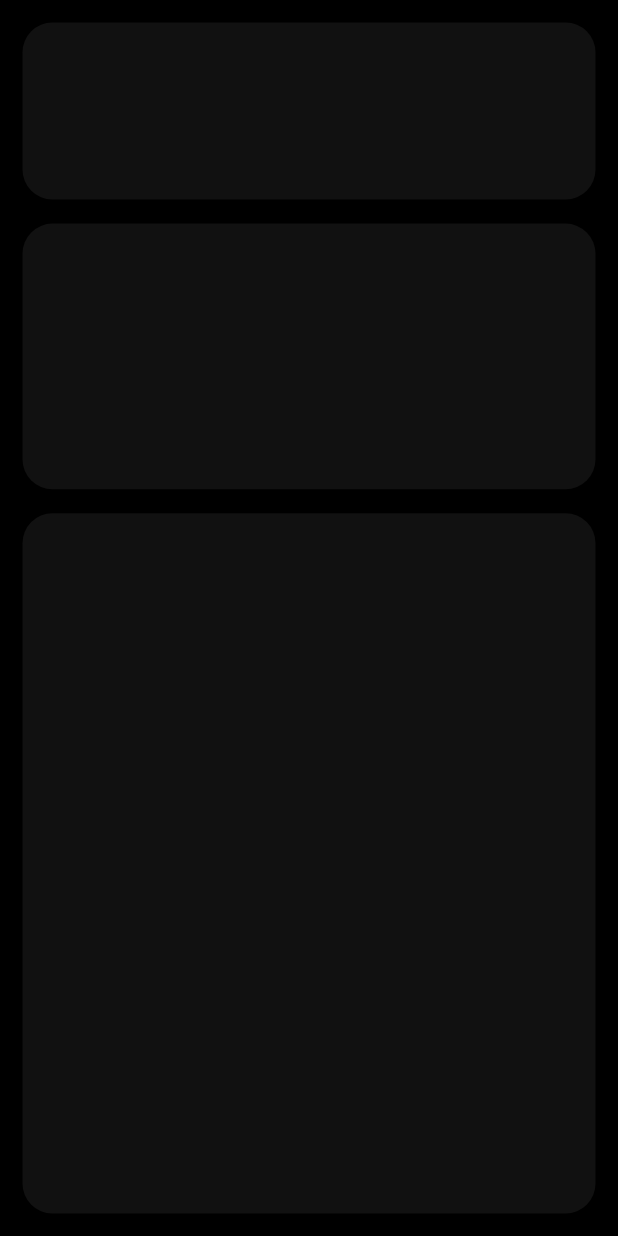
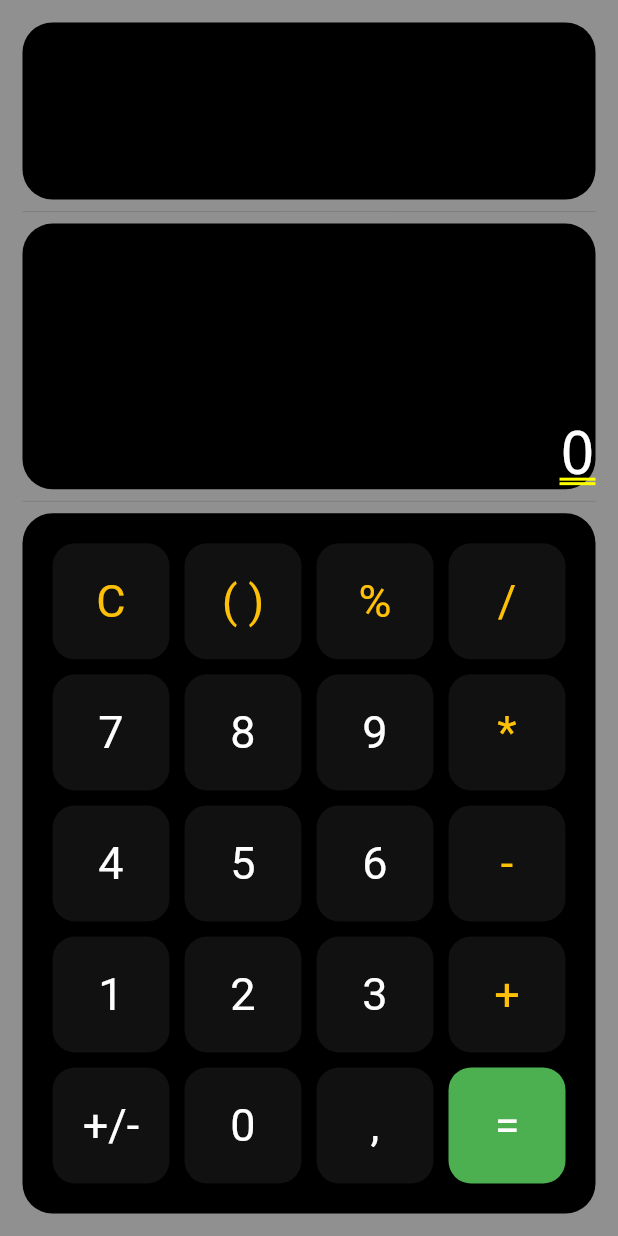
Before and after one commit to MedeirosWesley/calculator, a Flutter app: the screen it shows after launch, on a phone screen of 412 x 824 dp. Run offline on Flutter 3.47's test engine with Material 2 defaults, Android fonts, the phone set to English and light mode, and no system bars.

Commit message:
Implementação dos botões

```diff
--- a/lib/consts.dart
+++ b/lib/consts.dart
@@ -1 +1,8 @@
+import 'dart:ui';
+
+import 'package:flutter/material.dart';
+
 const double defaultPadding = 15;
+const Color shadowColor = Color(0xFFA7A9AF);
+const Color secundaryColor = Colors.black;
+final Color primaryColor = Colors.grey.shade900.withOpacity(.5);
--- a/lib/main.dart
+++ b/lib/main.dart
@@ -33,10 +33,69 @@ class HomePage extends StatefulWidget {
 }
 
 class HomePageState extends State<HomePage> {
+  int i = 0;
+  String mainDisplay = "0";
+  String minDisplay = "";
+  bool isdecimal = false;
+  String decimalnumber = "0.";
+  String currentNumber = "";
+  List<double> values = [];
+
+  display(String i) {
+    double? num = double.tryParse(i);
+    setState(() {
+      if (num != null) {
+        if (mainDisplay == "0") {
+          mainDisplay = i;
+        } else {
+          mainDisplay += i;
+          currentNumber += i;
+        }
+      }
+    });
+    //else {
+    //   mainDisplay += i;
+    //   switch (i) {
+    //     case "+":
+    //       sum(i);
+    //       break;
+    //     case "-":
+    //       minus(i);
+    //       break;
+    //     case "/":
+    //       divide(i);
+    //       break;
+    //     case "*":
+    //       multply(i);
+    //       break;
+    //     case "%":
+    //       percent(i);
+    //       break;
+    //     case "( )":
+    //       parentheses(i);
+    //       break;
+    //     case "C":
+    //       clean();
+    //       break;
+    //     case "+/-":
+    //       negative();
+    //       break;
+    //     case ",":
+    //       comma();
+    //       break;
+    //     case "=":
+    //       iqual();
+    //       break;
+    //     default:
+    //       break;
+    //   }
+    // }
+  }
+
   @override
   Widget build(BuildContext context) {
     return Container(
-      color: Colors.black,
+      color: primaryColor,
       padding: const EdgeInsets.all(defaultPadding),
       child: Column(
         children: [
@@ -47,31 +106,101 @@ class HomePageState extends State<HomePage> {
                 Expanded(
                     flex: 4,
                     child: Container(
+                      alignment: Alignment.bottomRight,
                       decoration: BoxDecoration(
-                          color: Colors.grey.shade900.withOpacity(.5),
+                          color: secundaryColor,
                           borderRadius: BorderRadius.circular(20)),
+                      child: Text(
+                        minDisplay,
+                        style: TextStyle(
+                            color: Colors.white.withOpacity(.5),
+                            fontSize: 30,
+                            fontWeight: FontWeight.w400),
+                      ),
                     )),
                 const Divider(),
                 Expanded(
                     flex: 6,
                     child: Container(
+                      alignment: Alignment.bottomRight,
                       decoration: BoxDecoration(
-                          color: Colors.grey.shade900.withOpacity(.5),
+                          color: secundaryColor,
                           borderRadius: BorderRadius.circular(20)),
+                      child: Text(
+                        mainDisplay,
+                        style: TextStyle(
+                            color: Colors.white,
+                            fontSize: 40,
+                            fontWeight: FontWeight.w400),
+                      ),
                     )),
               ],
             ),
           ),
           const Divider(),
           Expanded(
-              flex: 3,
-              child: Container(
+            flex: 3,
+            child: Container(
+                padding: EdgeInsets.all(defaultPadding),
                 decoration: BoxDecoration(
-                    color: Colors.grey.shade900.withOpacity(.5),
+                    color: secundaryColor,
                     borderRadius: BorderRadius.circular(20)),
-              )),
+                child: Row(
+                  children: [
+                    buildColumn(['C', '7', '4', '1', '+/-'], false),
+                    buildColumn(['( )', '8', '5', '2', '0'], false),
+                    buildColumn(['%', '9', '6', '3', ','], false),
+                    buildColumn(['/', '*', '-', '+', '='], true)
+                  ],
+                )),
+          ),
         ],
       ),
     );
   }
+
+  button(String i, bool? b) {
+    Color color;
+    Color txtColor;
+    if (b == null) {
+      color = Colors.green;
+      txtColor = Colors.white;
+    } else {
+      color = primaryColor;
+      txtColor = b ? Colors.amber : Colors.white;
+    }
+    return Padding(
+      padding: const EdgeInsets.all(5.0),
+      child: ElevatedButton(
+          style: ButtonStyle(
+              animationDuration: Duration(microseconds: 10),
+              shape: MaterialStateProperty.all(RoundedRectangleBorder(
+                  borderRadius: BorderRadius.circular(15))),
+              backgroundColor: MaterialStateProperty.all<Color>(color)),
+          onPressed: () {
+            display(i);
+          },
+          child: Text(
+            i,
+            style: TextStyle(
+                fontSize: 30, color: txtColor, fontWeight: FontWeight.w400),
+          )),
+    );
+  }
+
+  buildColumn(List<String> btns, bool b) {
+    return Expanded(
+        flex: 1,
+        child: Column(
+          mainAxisAlignment: MainAxisAlignment.spaceEvenly,
+          crossAxisAlignment: CrossAxisAlignment.stretch,
+          children: [
+            Expanded(child: button(btns[0], true)),
+            Expanded(child: button(btns[1], b)),
+            Expanded(child: button(btns[2], b)),
+            Expanded(child: button(btns[3], b)),
+            Expanded(child: button(btns[4], b ? null : b)),
+          ],
+        ));
+  }
 }
--- a/pubspec.yaml
+++ b/pubspec.yaml
@@ -34,6 +34,7 @@ dependencies:
   # The following adds the Cupertino Icons font to your application.
   # Use with the CupertinoIcons class for iOS style icons.
   cupertino_icons: ^1.0.2
+  flutter_inset_box_shadow: ^1.0.8
 
 dev_dependencies:
   flutter_test:
```
